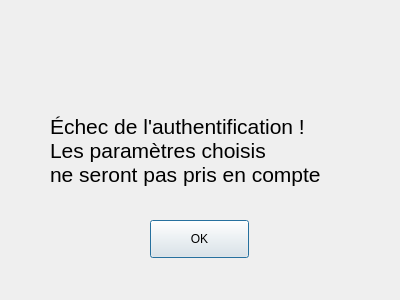
Above: erreurauthentification.ui from Paullux/dvkbuntu-VocalFly-GUI before the change. Below: the same form after it.
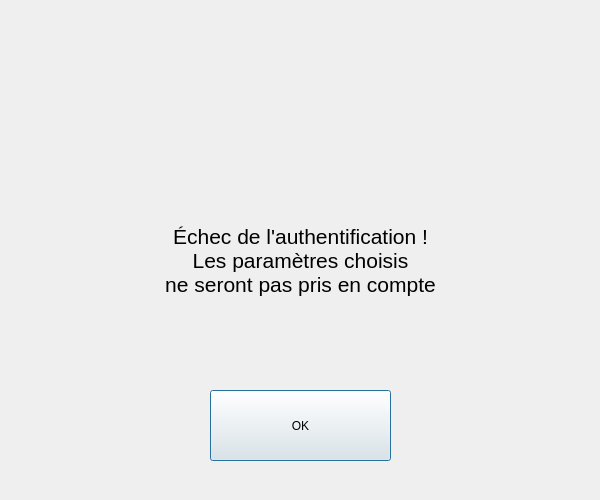
That is the form after the change. Icons and pictures are not drawn.

Diff of the .ui file:
```diff
--- a/erreurauthentification.ui
+++ b/erreurauthentification.ui
@@ -6,10 +6,22 @@
    <rect>
     <x>0</x>
     <y>0</y>
-    <width>400</width>
-    <height>300</height>
+    <width>600</width>
+    <height>500</height>
    </rect>
   </property>
+  <property name="minimumSize">
+   <size>
+    <width>600</width>
+    <height>500</height>
+   </size>
+  </property>
+  <property name="maximumSize">
+   <size>
+    <width>600</width>
+    <height>500</height>
+   </size>
+  </property>
   <property name="windowTitle">
    <string>Dialog</string>
   </property>
@@ -20,10 +32,10 @@
   <widget class="QLabel" name="label">
    <property name="geometry">
     <rect>
-     <x>50</x>
-     <y>100</y>
-     <width>301</width>
-     <height>101</height>
+     <x>10</x>
+     <y>140</y>
+     <width>581</width>
+     <height>241</height>
     </rect>
    </property>
    <property name="font">
@@ -31,19 +43,28 @@
      <pointsize>16</pointsize>
     </font>
    </property>
+   <property name="autoFillBackground">
+    <bool>false</bool>
+   </property>
    <property name="text">
     <string>Échec de l'authentification !
 Les paramètres choisis
 ne seront pas pris en compte</string>
    </property>
+   <property name="scaledContents">
+    <bool>true</bool>
+   </property>
+   <property name="alignment">
+    <set>Qt::AlignCenter</set>
+   </property>
   </widget>
   <widget class="QPushButton" name="pushButton">
    <property name="geometry">
     <rect>
-     <x>150</x>
-     <y>220</y>
-     <width>99</width>
-     <height>38</height>
+     <x>210</x>
+     <y>390</y>
+     <width>181</width>
+     <height>71</height>
     </rect>
    </property>
    <property name="text">
@@ -53,10 +74,10 @@
   <widget class="QLabel" name="label_2">
    <property name="geometry">
     <rect>
-     <x>160</x>
-     <y>20</y>
-     <width>67</width>
-     <height>71</height>
+     <x>230</x>
+     <y>10</y>
+     <width>141</width>
+     <height>131</height>
     </rect>
    </property>
    <property name="text">
```
